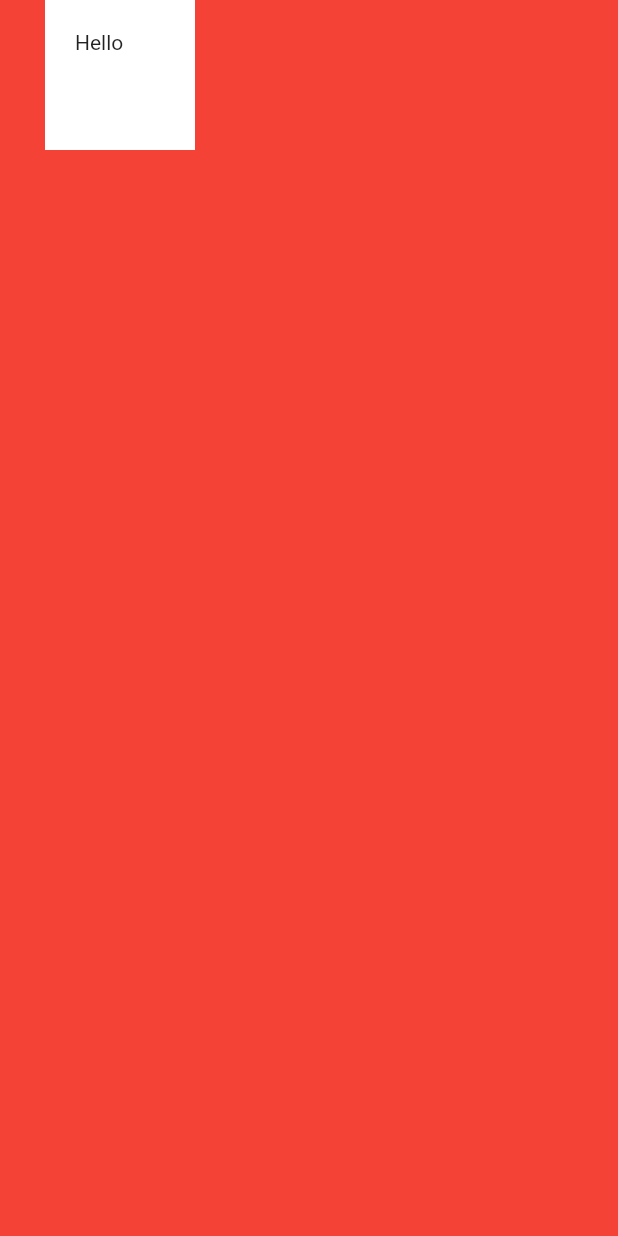
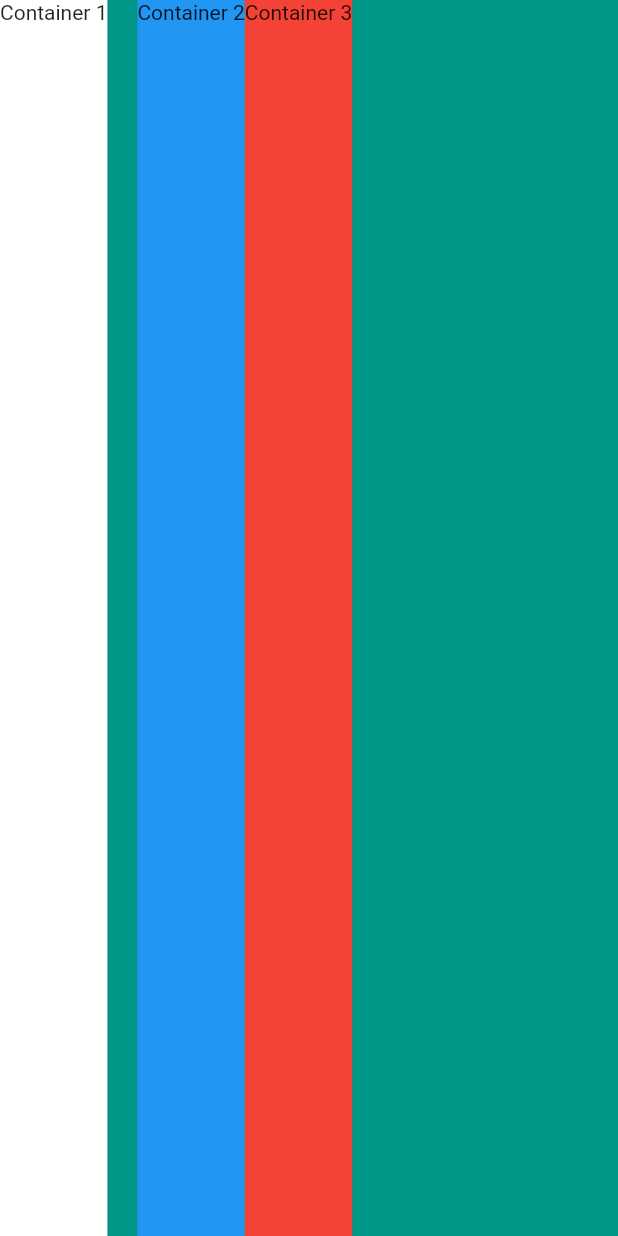
Before and after one commit to kvntzn/mi_card_flutter, a Flutter app: the screen it shows after launch, on a phone screen of 412 x 824 dp. Run offline on Flutter 3.47's test engine with Material 2 defaults, Android fonts, the phone set to English and light mode, and no system bars.

Commit message:
column and rows

```diff
--- a/lib/main.dart
+++ b/lib/main.dart
@@ -9,15 +9,27 @@ class MyApp extends StatelessWidget {
   Widget build(BuildContext context) {
     return MaterialApp(
       home: Scaffold(
-        backgroundColor: Colors.red,
+        backgroundColor: Colors.teal,
         body: SafeArea(
-          child: Container(
-            height: 100.0,
-            width: 100.0,
-            margin: EdgeInsets.only(left: 30),
-            padding: EdgeInsets.all(20.0),
-            color: Colors.white,
-            child: Text('Hello')
+          child: Row(
+            crossAxisAlignment: CrossAxisAlignment.stretch,
+            children: [
+              Container(
+                  color: Colors.white,
+                  child: Text('Container 1')
+              ),
+              SizedBox(
+                width: 20,
+              ),
+              Container(
+                color: Colors.blue,
+                child: Text('Container 2'),
+              ),
+              Container(
+                color: Colors.red,
+                child: Text('Container 3'),
+              ),
+            ],
           ),
         ),
       ),
```
